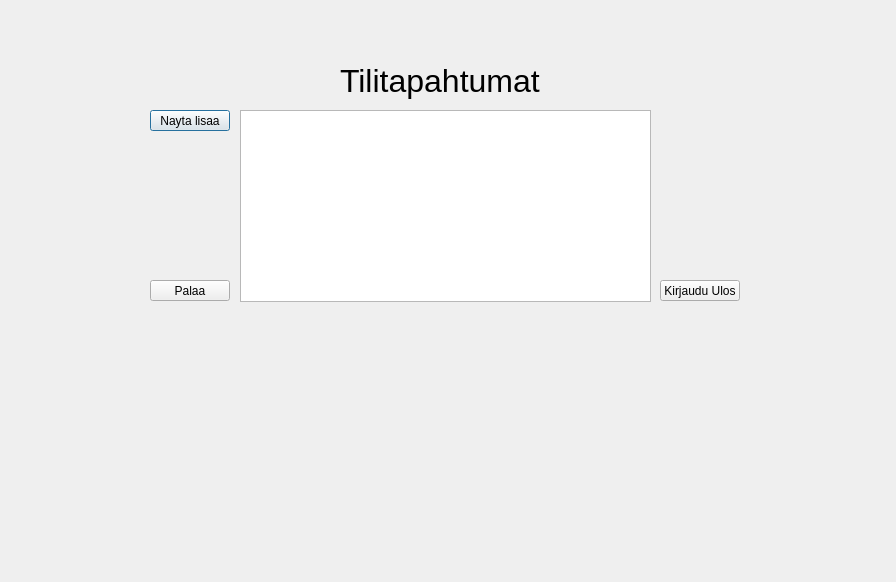
Qt form bankautomat/tilitapahtumat.ui (tvt21kmo-bank-project/group_6) before a commit.
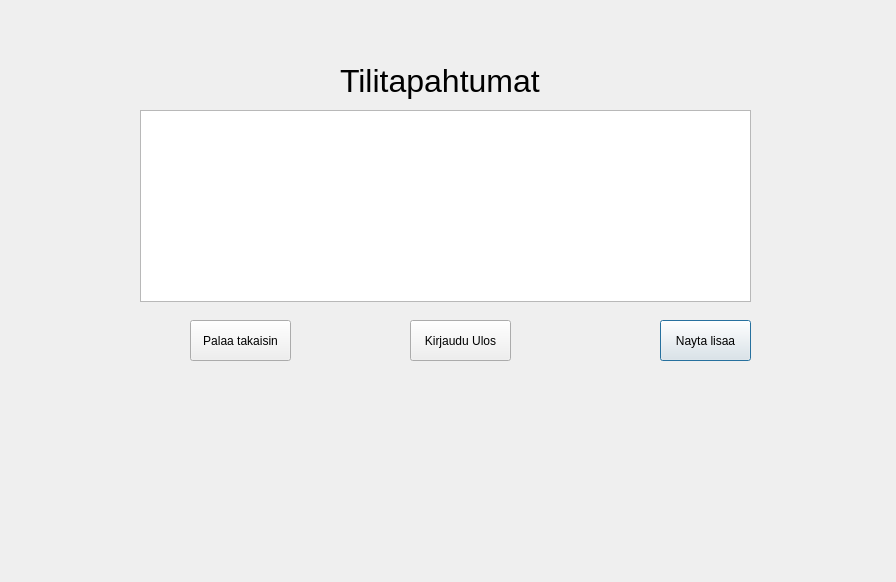
The same form after that commit.

The edit to the form file:
```diff
--- a/bankautomat/tilitapahtumat.ui
+++ b/bankautomat/tilitapahtumat.ui
@@ -16,9 +16,9 @@
   <widget class="QTextBrowser" name="textBrowser_2">
    <property name="geometry">
     <rect>
-     <x>240</x>
+     <x>140</x>
      <y>110</y>
-     <width>411</width>
+     <width>611</width>
      <height>192</height>
     </rect>
    </property>
@@ -26,10 +26,10 @@
   <widget class="QPushButton" name="pushButton_NaytaLisaa">
    <property name="geometry">
     <rect>
-     <x>150</x>
-     <y>110</y>
-     <width>80</width>
-     <height>21</height>
+     <x>660</x>
+     <y>320</y>
+     <width>91</width>
+     <height>41</height>
     </rect>
    </property>
    <property name="text">
@@ -39,23 +39,23 @@
   <widget class="QPushButton" name="pushButton_Palaa">
    <property name="geometry">
     <rect>
-     <x>150</x>
-     <y>280</y>
-     <width>80</width>
-     <height>21</height>
+     <x>190</x>
+     <y>320</y>
+     <width>101</width>
+     <height>41</height>
     </rect>
    </property>
    <property name="text">
-    <string>Palaa</string>
+    <string>Palaa takaisin</string>
    </property>
   </widget>
   <widget class="QPushButton" name="pushButton_KirjauduUlos">
    <property name="geometry">
     <rect>
-     <x>660</x>
-     <y>280</y>
-     <width>80</width>
-     <height>21</height>
+     <x>410</x>
+     <y>320</y>
+     <width>101</width>
+     <height>41</height>
     </rect>
    </property>
    <property name="text">
```
